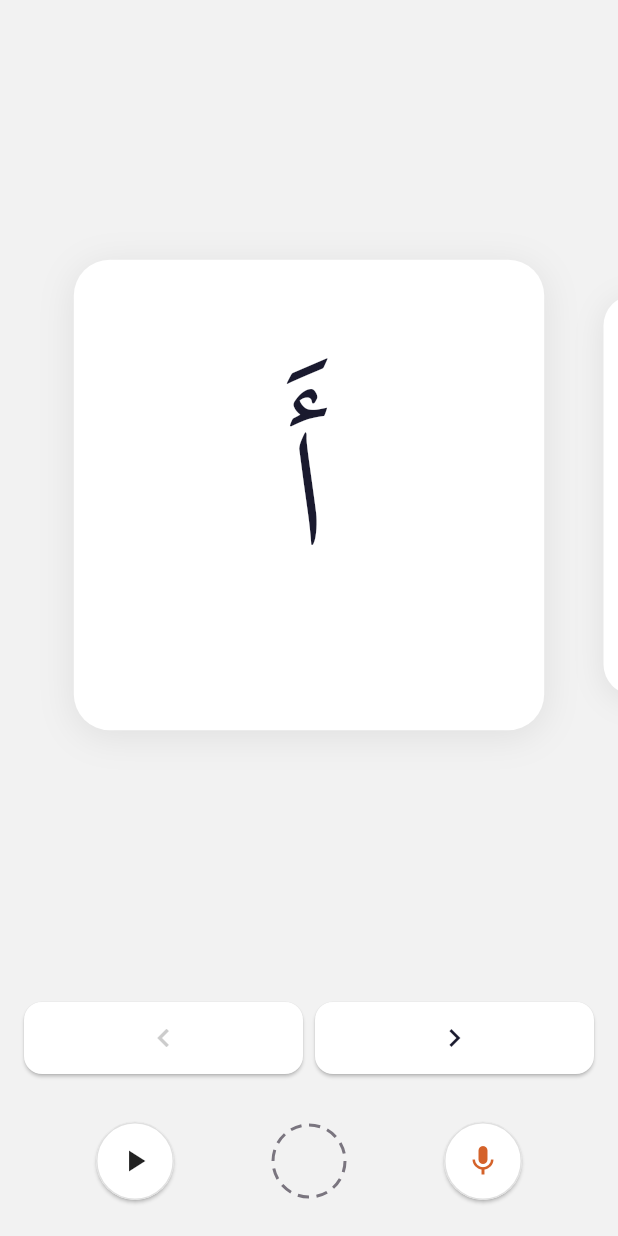
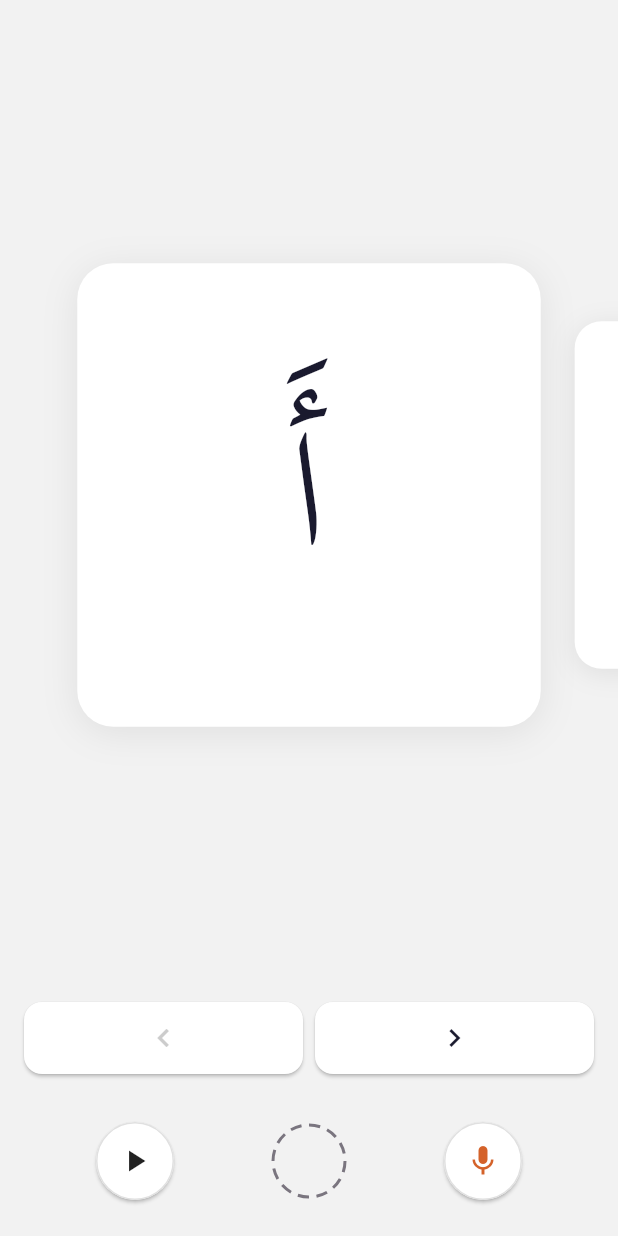
Before and after one commit to abduroid/Makhorij, a Flutter app: the WordPagerScreen screen opened directly with sample values from the repository, on a phone screen of 412 x 824 dp. Run offline on Flutter 3.47's test engine with Material 3 defaults, Android fonts, the phone set to English and light mode, and no system bars; our stand-ins replace just_audio; missing offline and left inert: record.

Commit message:
Decreases the horizontal gap between pages

```diff
--- a/lib/ui/screens/word_pager_screen.dart
+++ b/lib/ui/screens/word_pager_screen.dart
@@ -46,7 +46,7 @@ class _WordPagerScreenState extends State<WordPagerScreen> {
     _recordManager = RecordManager(widget.lesson);
     unawaited(_playerManager.init());
     _currentIndex = widget.initialPage;
-    _pageController = PageController(initialPage: widget.initialPage, viewportFraction: 0.8);
+    _pageController = PageController(initialPage: widget.initialPage, viewportFraction: 0.75);
     _subscribeToPlayerStates();
     unawaited(_loadCurrentRecording());
   }
@@ -115,9 +115,24 @@ class _WordPagerScreenState extends State<WordPagerScreen> {
     return Scaffold(
       backgroundColor: const Color(0xFFF2F2F2),
       body: Column(
+        mainAxisAlignment: MainAxisAlignment.spaceBetween,
         children: [
           Expanded(
-            child: PageView.builder(
+            child: Column(
+              children: [
+                Expanded(child: _buildPager()),
+                _buildWordNav(),
+              ],
+            ),
+          ),
+          _buildControls(),
+        ],
+      ),
+    );
+  }
+
+  Widget _buildPager() {
+    return PageView.builder(
       controller: _pageController,
       clipBehavior: Clip.none,
       itemCount: words.length,
@@ -128,10 +143,18 @@ class _WordPagerScreenState extends State<WordPagerScreen> {
           animation: _pageController,
           builder: (context, child) {
             double scale = 1.0;
+            double dx = 0.0;
             if (_pageController.hasClients && _pageController.page != null) {
-                      scale = (1.0 - (_pageController.page! - index).abs() * 0.15).clamp(0.85, 1.0);
+              final pageDiff = _pageController.page! - index;
+              final absDiff = pageDiff.abs();
+              final t = (1.0 - absDiff).clamp(0.0, 1.0);
+              scale = (1.0 - absDiff * 0.25).clamp(0.75, 1.0);
+              dx = 16.0 * (1.0 - t) * pageDiff.sign;
             }
-                    return Transform.scale(scale: scale, child: child!);
+            return Transform.translate(
+              offset: Offset(dx, 0),
+              child: Transform.scale(scale: scale, child: child!),
+            );
           },
           child: WordCard(
             word: word,
@@ -139,12 +162,6 @@ class _WordPagerScreenState extends State<WordPagerScreen> {
           ),
         );
       },
-            ),
-          ),
-          _buildWordNav(),
-          _buildControls(),
-        ],
-      ),
     );
   }
 
--- a/lib/ui/widgets/word_card.dart
+++ b/lib/ui/widgets/word_card.dart
@@ -11,9 +11,7 @@ class WordCard extends StatelessWidget {
 
   @override
   Widget build(BuildContext context) {
-    return Padding(
-      padding: const EdgeInsets.symmetric(horizontal: 8),
-      child: Center(
+    return Center(
       child: AspectRatio(
         aspectRatio: 1.0,
         child: GestureDetector(
@@ -47,7 +45,6 @@ class WordCard extends StatelessWidget {
           ),
         ),
       ),
-      ),
     );
   }
 }
```
Lines whose indentation alone changed are shown as unchanged.
